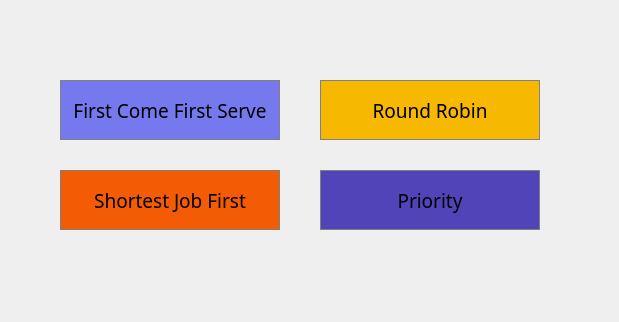
Above: CPUSchedulers/mainwindow.ui from lameesemad1996/CPUSchedulers before the change. Below: the same form after it.
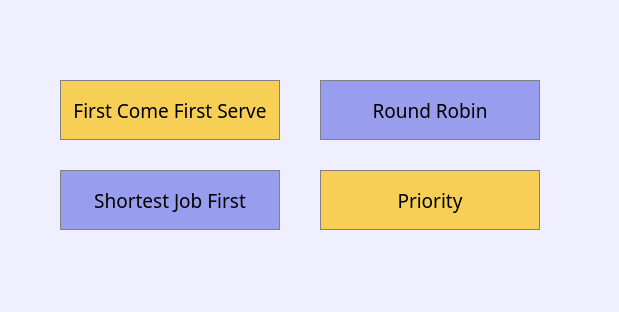
That is the form after the change.

```diff
--- a/CPUSchedulers/mainwindow.ui
+++ b/CPUSchedulers/mainwindow.ui
@@ -7,12 +7,15 @@
     <x>0</x>
     <y>0</y>
     <width>619</width>
-    <height>322</height>
+    <height>312</height>
    </rect>
   </property>
   <property name="windowTitle">
    <string>MainWindow</string>
   </property>
+  <property name="styleSheet">
+   <string notr="true">background-color: rgb(240, 239, 255);</string>
+  </property>
   <widget class="QWidget" name="centralWidget">
    <widget class="QPushButton" name="pushButton_sjf">
     <property name="geometry">
@@ -32,7 +35,7 @@
     <property name="styleSheet">
      <string notr="true">QPushButton {
 	border: 1px solid gray;
-	background-color: 	rgb(243, 91, 4);
+	background-color:  rgb(153, 157, 237);
 }
 QPushButton:pressed {
     background-color: qlineargradient(x1: 0, y1: 0, x2: 0, y2: 1,
@@ -62,7 +65,7 @@
     <property name="styleSheet">
      <string notr="true">QPushButton {
 	border: 1px solid gray;
-	background-color: 	rgb(247, 184, 1);
+	background-color: 	rgb(153, 157, 237);
 
 }
 QPushButton:pressed {
@@ -93,7 +96,7 @@
     <property name="styleSheet">
      <string notr="true">QPushButton {
 	border: 1px solid gray;
-	background-color: 	rgb(80, 68, 184);
+	background-color: 	rgb(247, 207, 87);
 }
 QPushButton:pressed {
     background-color: qlineargradient(x1: 0, y1: 0, x2: 0, y2: 1,
@@ -122,7 +125,7 @@
     <property name="styleSheet">
      <string notr="true">QPushButton {
 	border: 1px solid gray;
-	background-color: 	rgb(118, 120, 237);
+	background-color: 	rgb(247, 207, 87);
 }
 QPushButton:pressed {
     background-color: qlineargradient(x1: 0, y1: 0, x2: 0, y2: 1,
```
